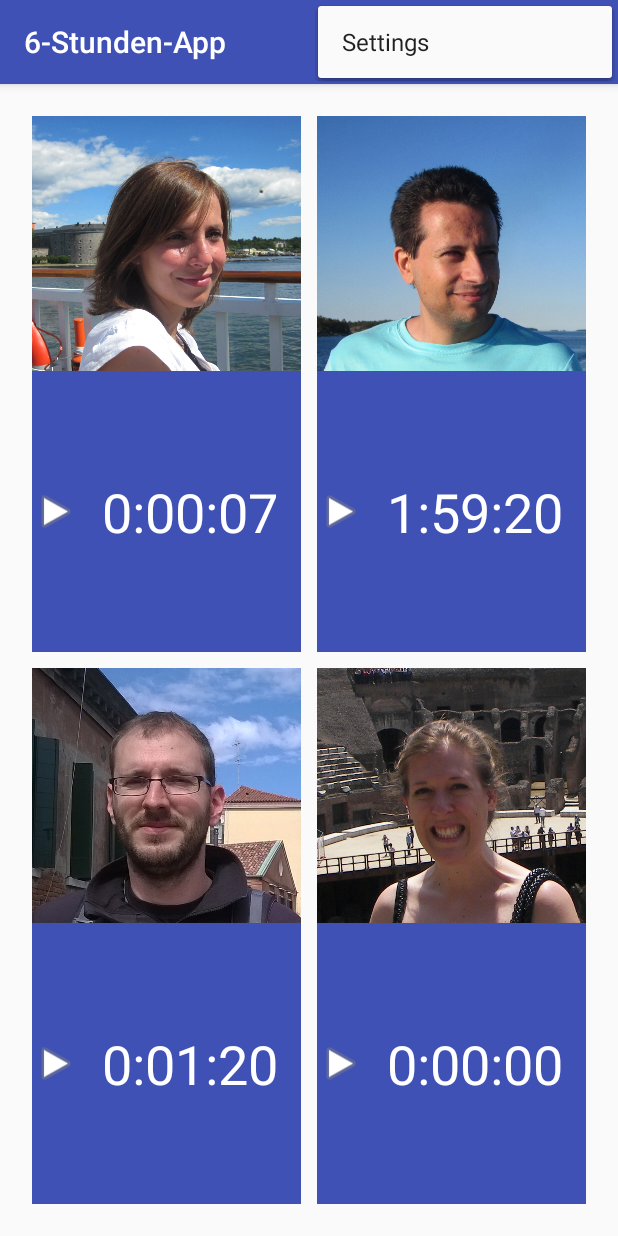
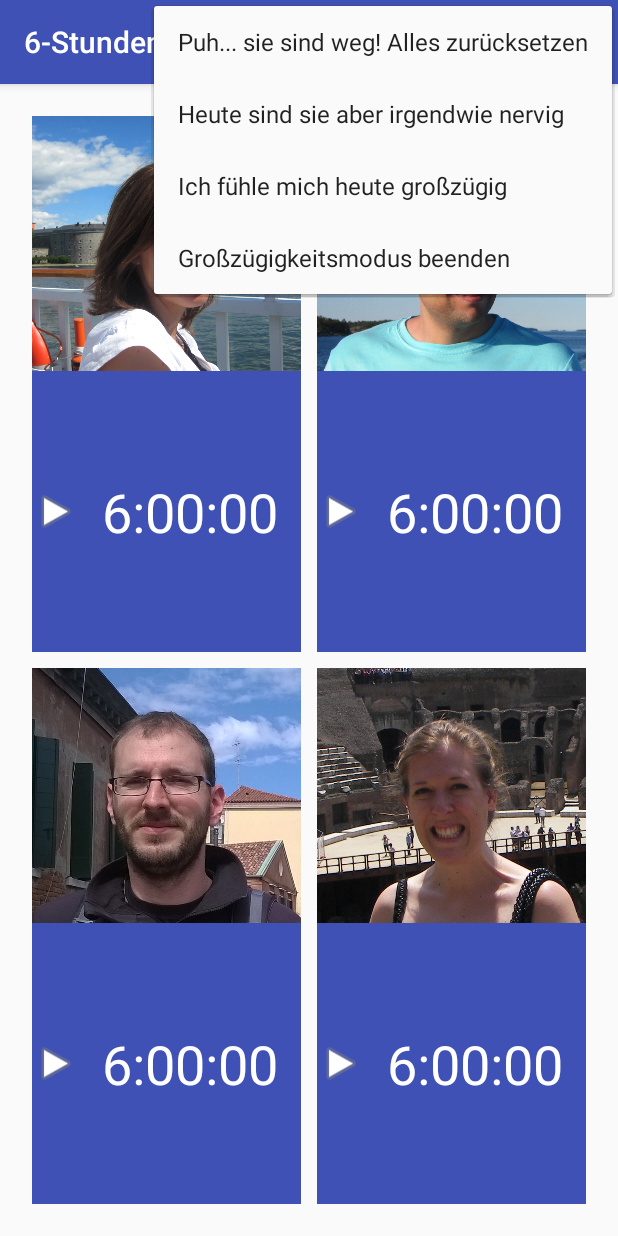
Before and after one commit to KrisKN/6happ, an Android app: the screen it shows after launch (MainActivity), with the options menu open, on a phone screen of 412 x 824 dp. Run offline under Robolectric (Android 15) with nearby library versions, the phone set to English and light mode, and no system bars.

Commit message:
- Tap to start and pause timer - Icon changes to play/pause - Menu schabernack

```diff
--- a/app/src/main/java/com/mauriundjens/sechsstundenapp/Clockwork.java
+++ b/app/src/main/java/com/mauriundjens/sechsstundenapp/Clockwork.java
@@ -49,6 +49,12 @@ public class Clockwork
         offsetMillis = 0;
     }
 
+    public void resetTo(long millis)
+    {
+        speed = 0;
+        setMillis(millis);
+    }
+
     public void setSpeed(int value)
     {
         update();
--- a/app/src/main/java/com/mauriundjens/sechsstundenapp/MainActivity.java
+++ b/app/src/main/java/com/mauriundjens/sechsstundenapp/MainActivity.java
@@ -8,12 +8,19 @@ import android.support.v7.widget.Toolbar;
 // import android.view.View;
 import android.view.Menu;
 import android.view.MenuItem;
+import android.view.View;
+import android.widget.ImageView;
 import android.widget.TextView;
+
+import java.util.HashMap;
+import java.util.Map;
 
 public class MainActivity extends AppCompatActivity {
 
     private java.util.Timer timer;
     private Clockwork[] clockworks = new Clockwork[]{new Clockwork(), new Clockwork(), new Clockwork(), new Clockwork()};
+
+    private Map<Integer,Integer> clockworkToIcon = new HashMap<Integer, Integer>();
 
     @Override
     protected void onCreate(Bundle savedInstanceState) {
@@ -31,11 +38,39 @@ public class MainActivity extends AppCompatActivity {
             }
         }, 0, 100);
 
+        /*
         clockworks[0].start();
         clockworks[1].setMillis(7200000);
         clockworks[1].start(-5);
         clockworks[2].setMillis(120000);
         clockworks[2].start(-5);
+        */
+
+        resetTimersToSixHours();
+
+        /*
+        for(Clockwork clockwork : clockworks) {
+            clockwork.start(-1);
+        }
+        */
+
+        clockworkToIcon.put(0, R.id.icon_ornella);
+        clockworkToIcon.put(1, R.id.icon_maurizio);
+        clockworkToIcon.put(2, R.id.icon_jens);
+        clockworkToIcon.put(3, R.id.icon_julia);
+
+        // register action handlers for play/pause actions
+        ImageView view = (ImageView)findViewById(R.id.image_ornella);
+        view.setOnClickListener(createOnClickListener(0));
+
+        view = (ImageView)findViewById(R.id.image_maurizio);
+        view.setOnClickListener(createOnClickListener(1));
+
+        view = (ImageView)findViewById(R.id.image_jens);
+        view.setOnClickListener(createOnClickListener(2));
+
+        view = (ImageView)findViewById(R.id.image_julia);
+        view.setOnClickListener(createOnClickListener(3));
     }
 
     @Override
@@ -53,8 +88,33 @@ public class MainActivity extends AppCompatActivity {
         int id = item.getItemId();
 
         //noinspection SimplifiableIfStatement
-        if (id == R.id.action_settings) {
+        if (id == R.id.action_reset_timers) {
+
+            resetTimersToSixHours();
+            runOnUiThread(iconUpdateRunnable);
             return true;
+        }
+        else if (id == R.id.action_accelerate_countdown) {
+
+            for(Clockwork clockwork : clockworks) {
+                clockwork.setSpeed(-3);
+            }
+            runOnUiThread(iconUpdateRunnable);
+            return true;
+        }
+        else if (id == R.id.action_count_up) {
+
+            for(Clockwork clockwork : clockworks) {
+                clockwork.setSpeed(1);
+            }
+            runOnUiThread(iconUpdateRunnable);
+        }
+        else if (id == R.id.action_to_normal_speed) {
+
+            for(Clockwork clockwork : clockworks) {
+                clockwork.setSpeed(-1);
+            }
+            runOnUiThread(iconUpdateRunnable);
         }
 
         return super.onOptionsItemSelected(item);
@@ -80,4 +140,51 @@ public class MainActivity extends AppCompatActivity {
             view4.setText(clockworks[3].toString());
         }
     };
+
+    private void resetTimersToSixHours() {
+
+        for(Clockwork clockwork : clockworks) {
+            // reset to 6h
+            clockwork.resetTo(21600000);
+        }
+    }
+
+    private View.OnClickListener createOnClickListener(final int clockworkIndex) {
+
+        final ImageView icon = (ImageView)findViewById(clockworkToIcon.get(clockworkIndex));
+
+        return new View.OnClickListener() {
+            //@Override
+            public void onClick(View v) {
+                if (clockworks[clockworkIndex].getSpeed() == 0) {
+                    clockworks[clockworkIndex].setSpeed(-1);
+                    icon.setImageResource(android.R.drawable.ic_media_pause);
+                }
+                else {
+                    clockworks[clockworkIndex].setSpeed(0);
+                    icon.setImageResource(android.R.drawable.ic_media_play);
+                }
+            }
+        };
+    }
+
+
+    private Runnable iconUpdateRunnable = new Runnable() {
+        @Override
+        public void run() {
+            int i = 0;
+            for (Clockwork clockwork : clockworks) {
+
+                final ImageView icon = (ImageView)findViewById(clockworkToIcon.get(i));
+                if (clockwork.getSpeed() == 0) {
+                    icon.setImageResource(android.R.drawable.ic_media_play);
+                }
+                else {
+                    icon.setImageResource(android.R.drawable.ic_media_pause);
+                }
+                i++;
+            }
+        }
+    };
+
 }
--- a/app/src/main/res/layout/content_main.xml
+++ b/app/src/main/res/layout/content_main.xml
@@ -38,9 +38,12 @@
                 android:adjustViewBounds="true"
                 android:layout_width="match_parent"
                 android:layout_height="170dp"
-                android:scaleType="centerCrop" />
+                android:scaleType="centerCrop"
+                android:clickable="true"
+                android:id="@+id/image_ornella"/>
 
             <ImageView
+                android:id="@+id/icon_ornella"
                 android:layout_gravity="fill"
                 app:srcCompat="@android:drawable/ic_media_play" />
 
@@ -65,6 +68,7 @@
             android:layout_margin="5dp">
 
             <ImageView
+                android:id="@+id/image_maurizio"
                 app:srcCompat="@drawable/maurizio"
                 android:layout_columnSpan="2"
                 android:layout_gravity="top|center_horizontal"
@@ -74,6 +78,7 @@
                 android:scaleType="centerCrop" />
 
             <ImageView
+                android:id="@+id/icon_maurizio"
                 android:layout_gravity="fill"
                 app:srcCompat="@android:drawable/ic_media_play" />
 
@@ -97,6 +102,7 @@
             android:layout_margin="5dp">
 
             <ImageView
+                android:id="@+id/image_jens"
                 app:srcCompat="@drawable/jens"
                 android:layout_columnSpan="2"
                 android:layout_gravity="top|center_horizontal"
@@ -106,6 +112,7 @@
                 android:scaleType="centerCrop" />
 
             <ImageView
+                android:id="@+id/icon_jens"
                 android:layout_gravity="fill"
                 app:srcCompat="@android:drawable/ic_media_play" />
 
@@ -129,6 +136,7 @@
             android:layout_margin="5dp">
 
             <ImageView
+                android:id="@+id/image_julia"
                 app:srcCompat="@drawable/julia"
                 android:layout_columnSpan="2"
                 android:layout_gravity="top|center_horizontal"
@@ -138,6 +146,7 @@
                 android:scaleType="centerCrop" />
 
             <ImageView
+                android:id="@+id/icon_julia"
                 android:layout_gravity="fill"
                 app:srcCompat="@android:drawable/ic_media_play" />
 
--- a/app/src/main/res/menu/menu_main.xml
+++ b/app/src/main/res/menu/menu_main.xml
@@ -3,8 +3,23 @@
     xmlns:tools="http://schemas.android.com/tools"
     tools:context="com.mauriundjens.sechsstundenapp.MainActivity">
     <item
-        android:id="@+id/action_settings"
+        android:id="@+id/action_reset_timers"
         android:orderInCategory="100"
-        android:title="@string/action_settings"
+        android:title="@string/action_reset_timers"
+        app:showAsAction="never" />
+    <item
+        android:id="@+id/action_accelerate_countdown"
+        android:orderInCategory="100"
+        android:title="@string/action_double_speed"
+        app:showAsAction="never" />
+    <item
+        android:id="@+id/action_count_up"
+        android:orderInCategory="100"
+        android:title="@string/action_count_up"
+        app:showAsAction="never" />
+    <item
+        android:id="@+id/action_to_normal_speed"
+        android:orderInCategory="100"
+        android:title="@string/action_to_normal_speed"
         app:showAsAction="never" />
 </menu>
--- a/app/src/main/res/values/strings.xml
+++ b/app/src/main/res/values/strings.xml
@@ -1,4 +1,7 @@
 <resources>
     <string name="app_name">6-Stunden-App</string>
-    <string name="action_settings">Settings</string>
+    <string name="action_reset_timers">Puh... sie sind weg! Alles zurücksetzen</string>
+    <string name="action_double_speed">Heute sind sie aber irgendwie nervig</string>
+    <string name="action_count_up">Ich fühle mich heute großzügig</string>
+    <string name="action_to_normal_speed">Großzügigkeitsmodus beenden</string>
 </resources>
```
